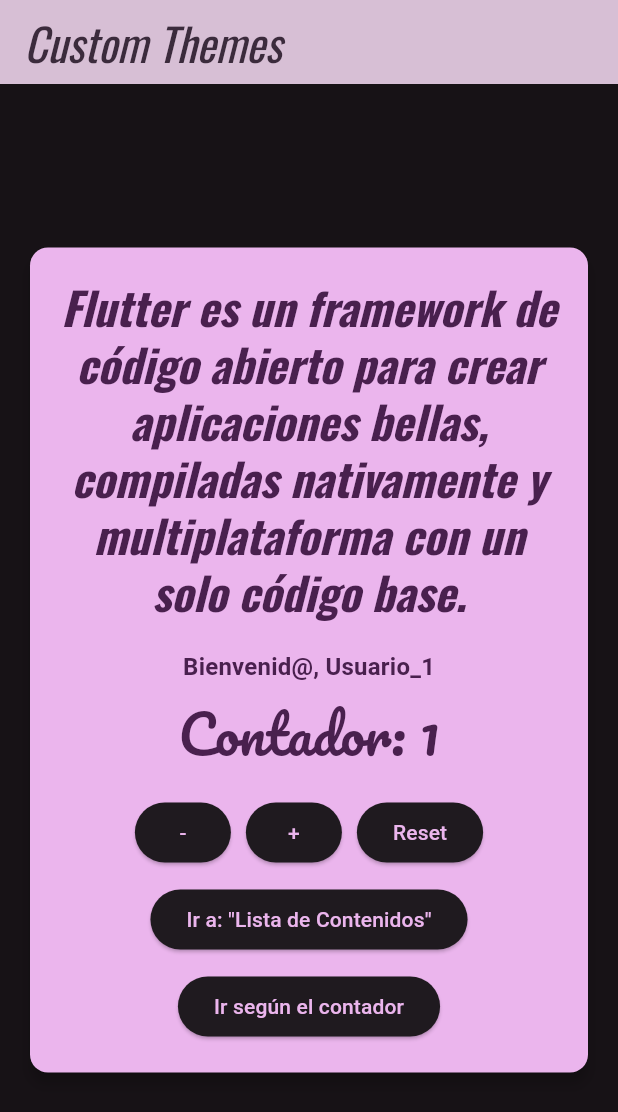
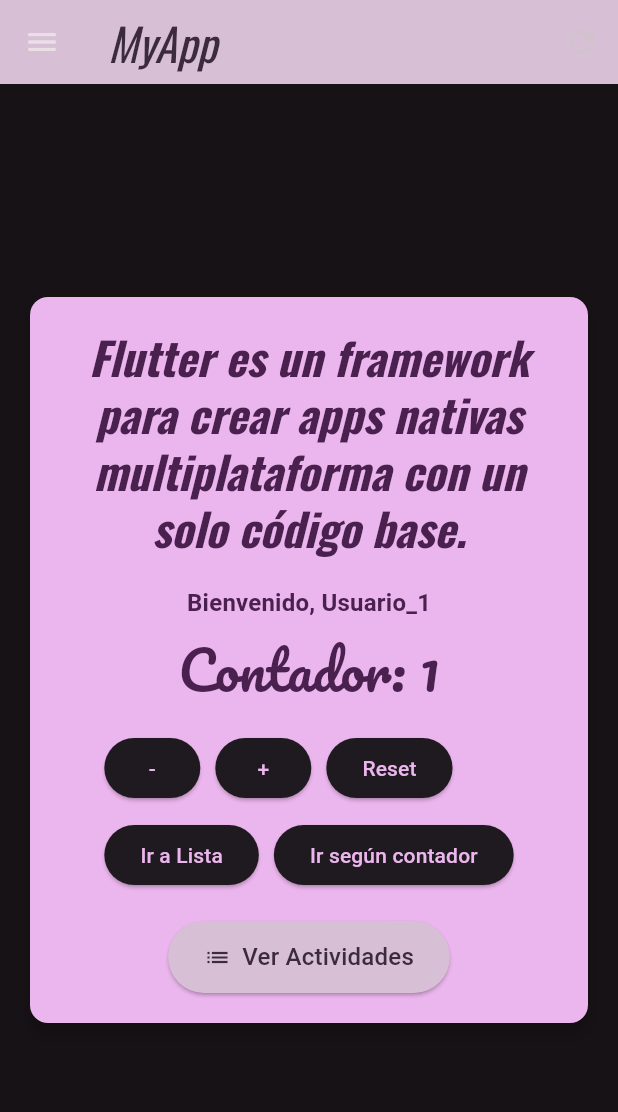
Before and after one commit to MjesusD/3479A321_2022479008, a Flutter app: the screen it shows after launch, after a tap on an icon or button, on a phone screen of 412 x 824 dp. Shown: the top 1112 px of the screen. Run offline on Flutter 3.47's test engine with Material 3 defaults, Android fonts, the light colour scheme and no system bars; our stand-ins replace google_fonts, logger, shared_preferences, sqflite; accounts and stored records are empty.

Commit message:
Lab 7 persistencia de datos:, database_helper, preferences, activity, activityList

```diff
--- a/lib/Provider/app_data.dart
+++ b/lib/Provider/app_data.dart
@@ -1,4 +1,5 @@
 import 'package:flutter/material.dart';
+import 'package:shared_preferences/shared_preferences.dart';
 
 class AppData extends ChangeNotifier {
   int _counter = 0;
@@ -9,30 +10,58 @@
   String get userName => _userName;
   bool get canReset => _canReset;
 
+  // Incrementa y guarda en preferencias
   void increment() {
     _counter++;
     notifyListeners();
+    _saveCounter();
   }
 
+  // Decrementa y guarda en preferencias
   void decrement() {
     _counter--;
     notifyListeners();
+    _saveCounter();
   }
 
+  // Resetea solo si _canReset es true
   void reset() {
     if (_canReset) {
       _counter = 0;
       notifyListeners();
+      _saveCounter();
     }
   }
 
   void setUserName(String name) {
     _userName = name;
     notifyListeners();
+
   }
 
   void setCanReset(bool value) {
     _canReset = value;
     notifyListeners();
+    _saveCanReset();
+  }
+
+  //Carga los valores desde SharedPreferences
+  Future<void> loadPreferencias() async {
+    final prefs = await SharedPreferences.getInstance();
+    _counter = prefs.getInt('counter') ?? 0;
+    _canReset = prefs.getBool('canReset') ?? true;
+    notifyListeners();
+  }
+
+  //Guarda el contador
+  Future<void> _saveCounter() async {
+    final prefs = await SharedPreferences.getInstance();
+    await prefs.setInt('counter', _counter);
+  }
+
+  //Guarda el estado de canReset
+  Future<void> _saveCanReset() async {
+    final prefs = await SharedPreferences.getInstance();
+    await prefs.setBool('canReset', _canReset);
   }
 }
--- a/lib/main.dart
+++ b/lib/main.dart
@@ -4,8 +4,11 @@
 import 'package:provider/provider.dart';
 import 'package:aplicacion_3479a321lab3/pages/home_page.dart';
 import 'package:aplicacion_3479a321lab3/Provider/app_data.dart';
+import 'package:aplicacion_3479a321lab3/services/database_helper.dart';
 
-void main() {
+void main() async {
+  WidgetsFlutterBinding.ensureInitialized(); // Para servicios async antes de runApp
+  await DatabaseHelper().initializeDatabase(); // Inicializa la base de datos antes de runApp
   runApp(
     ChangeNotifierProvider(
       create: (_) => AppData(),
@@ -22,7 +25,7 @@
   @override
   Widget build(BuildContext context) {
     logger.i('Logger is working!');
-    const appName = 'Custom Themes';
+    const appName = 'MyApp';
 
     return MaterialApp(
       title: appName,
--- a/lib/pages/home_page.dart
+++ b/lib/pages/home_page.dart
@@ -1,15 +1,11 @@
 import 'package:flutter/material.dart';
-import 'package:logger/logger.dart';
 import 'package:provider/provider.dart';
-import 'package:aplicacion_3479a321lab3/pages/list_content.dart';
-import 'package:aplicacion_3479a321lab3/pages/about.dart';
 import 'package:aplicacion_3479a321lab3/Provider/app_data.dart';
-
-final logger = Logger();
+import 'package:aplicacion_3479a321lab3/widgets/app_drawer.dart';
+import 'package:aplicacion_3479a321lab3/widgets/home_body.dart';
 
 class MyHomePage extends StatefulWidget {
   final String title;
-
   const MyHomePage({super.key, required this.title});
 
   @override
@@ -17,61 +13,27 @@
 }
 
 class _MyHomePageState extends State<MyHomePage> {
-  _MyHomePageState() {
-    logger.i("_MyHomePageState - mounted: $mounted");
-  }
+  late AppData appData;
 
   @override
   void initState() {
     super.initState();
-    logger.i("initState - mounted: $mounted");
+    appData = Provider.of<AppData>(context, listen: false);
+    _loadPreferencias();
   }
 
-  @override
-  void didChangeDependencies() {
-    super.didChangeDependencies();
-    logger.i("didChangeDependencies - mounted: $mounted");
-  }
-
-  @override
-  void didUpdateWidget(covariant MyHomePage oldWidget) {
-    super.didUpdateWidget(oldWidget);
-    logger.i("didUpdateWidget - mounted: $mounted");
-  }
-
-  @override
-  void setState(VoidCallback fn) {
-    logger.i("setState - mounted: $mounted");
-    super.setState(fn);
-  }
-
-  @override
-  void reassemble() {
-    super.reassemble();
-    logger.i("reassemble - mounted: $mounted");
-  }
-
-  @override
-  void deactivate() {
-    super.deactivate();
-    logger.i("deactivate - mounted: $mounted");
-  }
-
-  @override
-  void dispose() {
-    super.dispose();
-    logger.i("dispose - mounted: $mounted");
+  Future<void> _loadPreferencias() async {
+    await appData.loadPreferencias(); // carga de preferencias al iniciar
   }
 
   @override
   Widget build(BuildContext context) {
-    logger.i("build - mounted: $mounted");
-
-    final appData = Provider.of<AppData>(context);
+    appData = Provider.of<AppData>(context); // actualización reactiva
 
     return Scaffold(
+
       appBar: AppBar(
-        automaticallyImplyLeading: false,
+
         title: Text(
           widget.title,
           style: Theme.of(context).textTheme.titleLarge!.copyWith(
@@ -79,101 +41,21 @@
               ),
         ),
         backgroundColor: Theme.of(context).colorScheme.secondary,
+        actions: [
+          if (appData.canReset)
+            IconButton(
+              icon: Icon(Icons.refresh),
+              onPressed: () {
+                appData.reset(); // solo si canReset es true
+              },
+            ),
+        ],
       ),
-      body: Center(
-        child: Card(
-          margin: const EdgeInsets.all(20),
-          elevation: 4,
-          shape: RoundedRectangleBorder(borderRadius: BorderRadius.circular(12)),
-          color: Theme.of(context).colorScheme.primary,
-          child: Padding(
-            padding: const EdgeInsets.all(20),
-            child: Column(
-              mainAxisSize: MainAxisSize.min,
-              children: [
-                Text(
-                  'Flutter es un framework de código abierto para crear aplicaciones bellas, compiladas nativamente y multiplataforma con un solo código base.',
-                  style: Theme.of(context).textTheme.titleLarge!.copyWith(
-                        fontWeight: FontWeight.bold,
-                        color: Theme.of(context).colorScheme.onPrimary,
-                      ),
-                  textAlign: TextAlign.center,
-                ),
-                const SizedBox(height: 20),
-
-                // Mostrar el nombre del usuario
-                Text(
-                  'Bienvenid@, ${appData.userName}',
-                  style: Theme.of(context).textTheme.titleMedium!.copyWith(
-                        fontWeight: FontWeight.w600,
-                        color: Theme.of(context).colorScheme.onPrimary,
-                      ),
-                ),
-                const SizedBox(height: 10),
-
-                Text(
-                  'Contador: ${appData.counter}',
-                  style: Theme.of(context).textTheme.displaySmall!.copyWith(
-                        color: Theme.of(context).colorScheme.onPrimary,
-                      ),
-                ),
-                const SizedBox(height: 20),
-
-                Wrap(
-                  alignment: WrapAlignment.center,
-                  spacing: 10,
-                  runSpacing: 10,
-                  children: [
-                    // Botón restar deshabilitado si es !canReset
-                    ElevatedButton(
-                      onPressed: appData.canReset
-                          ? () => context.read<AppData>().decrement()
-                          : null,
-                      child: const Text('-'),
-                    ),
-                    ElevatedButton(
-                      onPressed: () => context.read<AppData>().increment(),
-                      child: const Text('+'),
-                    ),
-                    // Botón reset deshabilitado si es !canReset
-                    ElevatedButton(
-                      onPressed: appData.canReset
-                          ? () => context.read<AppData>().reset()
-                          : null,
-                      child: const Text('Reset'),
-                    ),
-                    ElevatedButton(
-                      onPressed: () {
-                        Navigator.push(
-                          context,
-                          MaterialPageRoute(builder: (context) => const ListContent()),
-                        );
-                      },
-                      child: const Text('Ir a: "Lista de Contenidos"'),
-                    ),
-                    ElevatedButton(
-                      onPressed: () {
-                        if (appData.counter % 2 == 0) {
-                          Navigator.push(
-                            context,
-                            MaterialPageRoute(builder: (context) => const ListContent()),
-                          );
-                        } else {
-                          Navigator.push(
-                            context,
-                            MaterialPageRoute(builder: (context) => const About()),
-                          );
-                        }
-                      },
-                      child: const Text('Ir según el contador'),
-                    ),
-                  ],
-                ),
-              ],
-            ),
-          ),
-        ),
+      drawer: AppDrawer(
+        appData: appData,
+        onPreferencesChanged: _loadPreferencias,
       ),
+      body: HomeBody(appData: appData),
     );
   }
 }
--- a/lib/pages/list_content.dart
+++ b/lib/pages/list_content.dart
@@ -52,7 +52,7 @@
               onPressed: () {
                 Navigator.popUntil(context, (route) => route.isFirst);
               },
-              child: const Text('Volver al Home'),
+              child: const Text('Volver'),
             ),
             ElevatedButton(
               onPressed: () {
--- /dev/null
+++ b/lib/services/database_helper.dart
@@ -0,0 +1,85 @@
+import 'package:sqflite/sqflite.dart';
+import 'package:path/path.dart';
+import 'package:aplicacion_3479a321lab3/entity/activity.dart';
+
+class DatabaseHelper {
+  static final DatabaseHelper _instance = DatabaseHelper._internal();
+  static Database? _database;
+
+  factory DatabaseHelper() {
+    return _instance;
+  }
+
+  DatabaseHelper._internal();
+
+  Future<void> initializeDatabase() async {
+    await database;
+  }
+
+  Future<Database> get database async {
+    if (_database != null) return _database!;
+    _database = await _initDatabase();
+    return _database!;
+  }
+
+  Future<Database> _initDatabase() async {
+    final dbPath = await getDatabasesPath();
+    final path = join(dbPath, 'activity_database.db');
+    return await openDatabase(
+      path,
+      version: 1,
+      onCreate: _onCreate,
+    );
+  }
+
+  //Creación de la base de datos
+  Future<void> _onCreate(Database db, int version) async {
+    await db.execute('''
+      CREATE TABLE actividad (
+        id INTEGER PRIMARY KEY AUTOINCREMENT,
+        fecha TEXT NOT NULL,
+        nombre TEXT NOT NULL
+      )
+    ''');
+  }
+
+  // Inserta una nueva actividad
+  Future<void> insertActivity(Activity activity) async {
+    final db = await database;
+    await db.insert(
+      'actividad', //Nombre de la tabla
+      activity.toMap(),
+      conflictAlgorithm: ConflictAlgorithm.replace,
+    );
+  }
+
+  // Recupera todas las actividades
+  Future<List<Activity>> getActivities() async {
+    final db = await database;
+    final List<Map<String, dynamic>> maps = await db.query('actividad');
+
+    return List.generate(maps.length, (i) {
+      return Activity.fromMap(maps[i]);
+    });
+  }
+
+    Future<void> updateActivity(Activity activity) async {
+    final db = await database;
+    await db.update(
+      'actividad',
+      activity.toMap(),
+      where: 'id = ?',
+      whereArgs: [activity.id],
+    );
+  }
+
+  Future<void> deleteActivity(int id) async {
+    final db = await database;
+    await db.delete(
+      'actividad',
+      where: 'id = ?',
+      whereArgs: [id],
+    );
+  }
+
+}
--- /dev/null
+++ b/lib/widgets/action_buttons.dart
@@ -0,0 +1,44 @@
+import 'package:flutter/material.dart';
+import 'package:aplicacion_3479a321lab3/Provider/app_data.dart';
+import 'package:aplicacion_3479a321lab3/pages/list_content.dart';
+import 'package:aplicacion_3479a321lab3/pages/about.dart';
+
+class ActionButtons extends StatelessWidget {
+  final AppData appData;
+  const ActionButtons({super.key, required this.appData});
+
+  @override
+  Widget build(BuildContext context) {
+    return Wrap(
+      spacing: 10,
+      runSpacing: 10,
+      children: [
+        ElevatedButton(
+          onPressed: appData.canReset ? appData.decrement : null,
+          child: const Text('-'),
+        ),
+        ElevatedButton(
+          onPressed: appData.increment,
+          child: const Text('+'),
+        ),
+        ElevatedButton(
+          onPressed: appData.canReset ? appData.reset : null,
+          child: const Text('Reset'),
+        ),
+        ElevatedButton(
+          onPressed: () {
+            Navigator.push(context, MaterialPageRoute(builder: (_) => const ListContent()));
+          },
+          child: const Text('Ir a Lista'),
+        ),
+        ElevatedButton(
+          onPressed: () {
+            final destino = appData.counter % 2 == 0 ? const ListContent() : const About();
+            Navigator.push(context, MaterialPageRoute(builder: (_) => destino));
+          },
+          child: const Text('Ir según contador'),
+        ),
+      ],
+    );
+  }
+}
--- /dev/null
+++ b/lib/widgets/home_body.dart
@@ -0,0 +1,74 @@
+import 'package:flutter/material.dart';
+import 'package:aplicacion_3479a321lab3/Provider/app_data.dart';
+import 'package:aplicacion_3479a321lab3/widgets/action_buttons.dart';
+import 'package:aplicacion_3479a321lab3/pages/activity_list.dart';
+
+
+class HomeBody extends StatelessWidget {
+  final AppData appData;
+  const HomeBody({super.key, required this.appData});
+
+  @override
+  Widget build(BuildContext context) {
+    final theme = Theme.of(context);
+
+    return Center(
+      child: Card(
+        margin: const EdgeInsets.all(20),
+        elevation: 4,
+        shape: RoundedRectangleBorder(borderRadius: BorderRadius.circular(12)),
+        color: theme.colorScheme.primary,
+        child: Padding(
+          padding: const EdgeInsets.all(20),
+          child: Column(
+            mainAxisSize: MainAxisSize.min,
+            children: [
+              Text(
+                'Flutter es un framework para crear apps nativas multiplataforma con un solo código base.',
+                style: theme.textTheme.titleLarge!.copyWith(
+                  fontWeight: FontWeight.bold,
+                  color: theme.colorScheme.onPrimary,
+                ),
+                textAlign: TextAlign.center,
+              ),
+              const SizedBox(height: 20),
+              Text(
+                'Bienvenido, ${appData.userName}',
+                style: theme.textTheme.titleMedium!.copyWith(
+                  fontWeight: FontWeight.w600,
+                  color: theme.colorScheme.onPrimary,
+                ),
+              ),
+              const SizedBox(height: 10),
+              Text(
+                'Contador: ${appData.counter}',
+                style: theme.textTheme.displaySmall!.copyWith(
+                  color: theme.colorScheme.onPrimary,
+                ),
+              ),
+              const SizedBox(height: 20),
+              ActionButtons(appData: appData),
+              const SizedBox(height: 20),
+              ElevatedButton.icon(
+                onPressed: () {
+                  Navigator.push(
+                    context,
+                    MaterialPageRoute(builder: (context) => const ActivityListPage()),
+                  );
+                },
+                icon: const Icon(Icons.list),
+                label: const Text('Ver Actividades'),
+                style: ElevatedButton.styleFrom(
+                  backgroundColor: theme.colorScheme.secondary,
+                  foregroundColor: theme.colorScheme.onSecondary,
+                  padding: const EdgeInsets.symmetric(horizontal: 24, vertical: 12),
+                  textStyle: theme.textTheme.titleMedium,
+                ),
+              ),
+            ],
+          ),
+        ),
+      ),
+    );
+  }
+}
--- a/pubspec.yaml
+++ b/pubspec.yaml
@@ -38,6 +38,9 @@
   google_fonts: ^6.2.1
   logger: ^2.5.0
   provider: ^6.1.5
+  shared_preferences: ^2.5.3
+  sqflite: ^2.4.2
+  path: ^1.9.1
 
 dev_dependencies:
   flutter_test:
```
Also changed, not shown: lib/entity/activity.dart (added, +29 -0 lines), lib/pages/about.dart (+10 -5 lines), lib/pages/activity_list.dart (added, +104 -0 lines), lib/pages/preferences.dart (added, +76 -0 lines), lib/widgets/app_drawer.dart (added, +89 -0 lines), pubspec.lock, web_entrypoint.dart (added), 1 other file.
